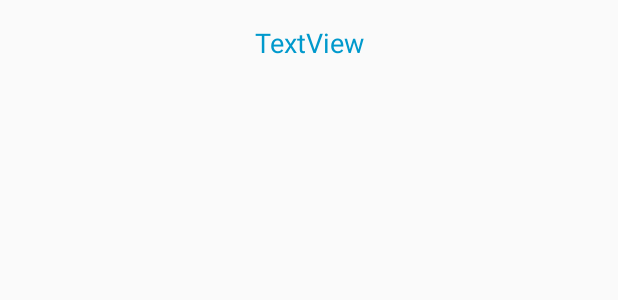
After one commit to HDell/CallAlarm, an Android app: the layout activity_display_message.xml on its own in the app's theme, with its tools: preview values and no code run, on a phone screen of 412 x 824 dp. The commit adds this screen. Shown: the top 300 px of the screen. Run offline under Robolectric (Android 15) with nearby library versions, the phone set to English and light mode, and no system bars.

Commit message:
Detour 2: Creates intent between TestActivity and DisplayMessageActivity w/ data transfer

```diff
--- a/app/src/main/java/com/tuprojects/hd/callalarm/CallListActivity.java
+++ b/app/src/main/java/com/tuprojects/hd/callalarm/CallListActivity.java
@@ -5,10 +5,11 @@ import android.content.Intent;
 import android.os.Bundle;
 import android.support.annotation.NonNull;
 import android.support.design.widget.BottomNavigationView;
+import android.support.v7.app.AppCompatActivity;
 import android.view.MenuItem;
 import android.widget.TextView;
 
-public class CallListActivity extends Fragment {
+public class CallListActivity extends AppCompatActivity {
 
     //variables
     private TextView mTextMessage;
--- /dev/null
+++ b/app/src/main/res/layout/activity_display_message.xml
@@ -0,0 +1,20 @@
+<?xml version="1.0" encoding="utf-8"?>
+<android.support.constraint.ConstraintLayout xmlns:android="http://schemas.android.com/apk/res/android"
+    xmlns:app="http://schemas.android.com/apk/res-auto"
+    xmlns:tools="http://schemas.android.com/tools"
+    android:layout_width="match_parent"
+    android:layout_height="match_parent"
+    tools:context=".DisplayMessageActivity">
+
+    <TextView
+        android:id="@+id/textView"
+        android:layout_width="wrap_content"
+        android:layout_height="wrap_content"
+        android:layout_marginTop="16dp"
+        android:text="TextView"
+        android:textColor="@android:color/holo_blue_dark"
+        android:textSize="18sp"
+        app:layout_constraintEnd_toEndOf="parent"
+        app:layout_constraintStart_toStartOf="parent"
+        app:layout_constraintTop_toTopOf="parent" />
+</android.support.constraint.ConstraintLayout>
--- a/app/src/main/res/layout/test_layout.xml
+++ b/app/src/main/res/layout/test_layout.xml
@@ -25,6 +25,7 @@
         android:layout_height="wrap_content"
         android:layout_marginStart="16dp"
         android:layout_marginEnd="16dp"
+        android:onClick="sendMessage"
         android:text="@string/button_send"
         app:layout_constraintBaseline_toBaselineOf="@+id/editText"
         app:layout_constraintEnd_toEndOf="parent"
```
Also changed, not shown: app/src/main/AndroidManifest.xml (+8 -4 lines), app/src/main/java/com/tuprojects/hd/callalarm/DisplayMessageActivity.java (added, +26 -0 lines), app/src/main/java/com/tuprojects/hd/callalarm/HistoryActivity.java (+4 -3 lines), app/src/main/java/com/tuprojects/hd/callalarm/MainActivity.java (+19 -0 lines), app/src/main/java/com/tuprojects/hd/callalarm/TestActivity.java (added, +41 -0 lines).
